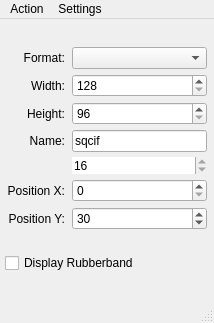
Qt form src/qx11grabmain.ui (HJCMS/qx11grab) before a commit.
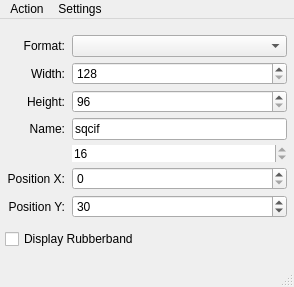
The same form after that commit. Icons and pictures are not drawn. Custom widgets are drawn as their Qt base class.

Commit message: Update Settings Widget and make Description Elements hideable for newer ffmpeg versions

What changed in the file:
```diff
--- a/src/qx11grabmain.ui
+++ b/src/qx11grabmain.ui
@@ -1,13 +1,13 @@
 <ui version="4.0" >
  <author>Juergen Heinemann</author>
  <class>QX11GrabMain</class>
- <widget class="QMainWindow" name="QX11GrabMain" >
-  <property name="geometry" >
+ <widget class="QMainWindow" name="QX11GrabMain">
+  <property name="geometry">
    <rect>
     <x>0</x>
     <y>0</y>
-    <width>214</width>
-    <height>323</height>
+    <width>294</width>
+    <height>287</height>
    </rect>
   </property>
   <property name="windowTitle" >
@@ -203,17 +203,17 @@
     </item>
    </layout>
   </widget>
-  <widget class="QMenuBar" name="menubar" >
-   <property name="geometry" >
+  <widget class="QMenuBar" name="menubar">
+   <property name="geometry">
     <rect>
      <x>0</x>
      <y>0</y>
-     <width>214</width>
-     <height>33</height>
+     <width>294</width>
+     <height>28</height>
     </rect>
    </property>
-   <widget class="QMenu" name="menuFile" >
-    <property name="title" >
+   <widget class="QMenu" name="menuFile">
+    <property name="title">
      <string>Action</string>
     </property>
     <addaction name="actionGrabbing" />
@@ -224,8 +224,8 @@
     <addaction name="actionMinimize" />
     <addaction name="actionQuit" />
    </widget>
-   <widget class="QMenu" name="menuSettings" >
-    <property name="whatsThis" >
+   <widget class="QMenu" name="menuSettings">
+    <property name="whatsThis">
      <string>Open Settings Dialog</string>
     </property>
     <property name="title" >
@@ -233,8 +233,8 @@
     </property>
     <addaction name="actionApplication" />
    </widget>
-   <addaction name="menuFile" />
-   <addaction name="menuSettings" />
+   <addaction name="menuFile"/>
+   <addaction name="menuSettings"/>
   </widget>
   <widget class="QStatusBar" name="statusbar" />
   <action name="actionQuit" >
@@ -340,7 +340,7 @@
    </property>
   </action>
  </widget>
- <layoutdefault spacing="0" margin="2" />
+ <layoutdefault spacing="0" margin="2"/>
  <customwidgets>
   <customwidget>
    <class>ScreenComboBox</class>
```
Left out of the diff: 259 changed lines with no effect on the pictures. The commit also changes 4 other files.
